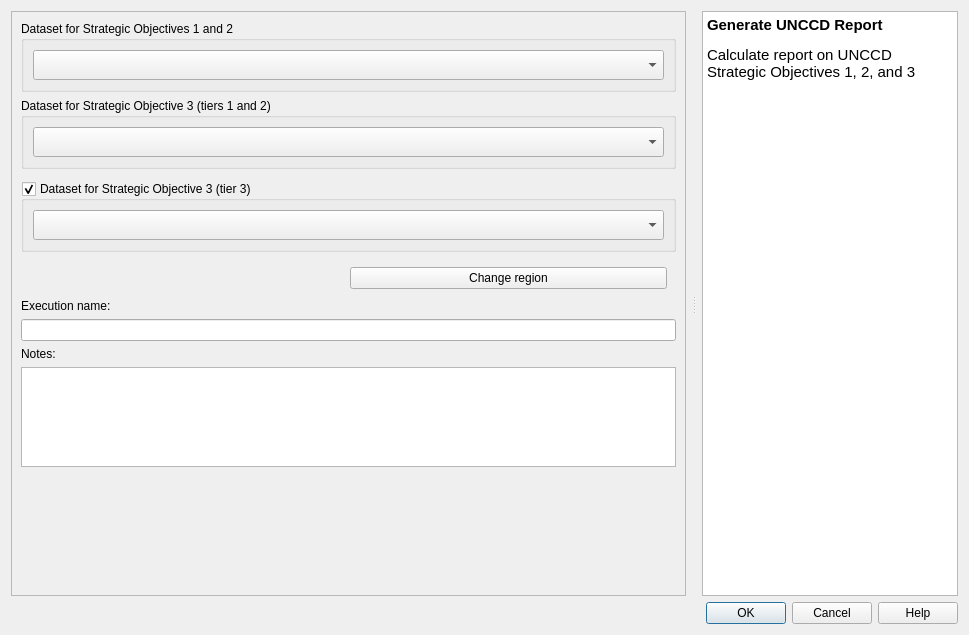
First picture: the form in LDMP/gui/DlgCalculateUNCCDReport.ui, repository ConservationInternational/trends.earth, before the edit.
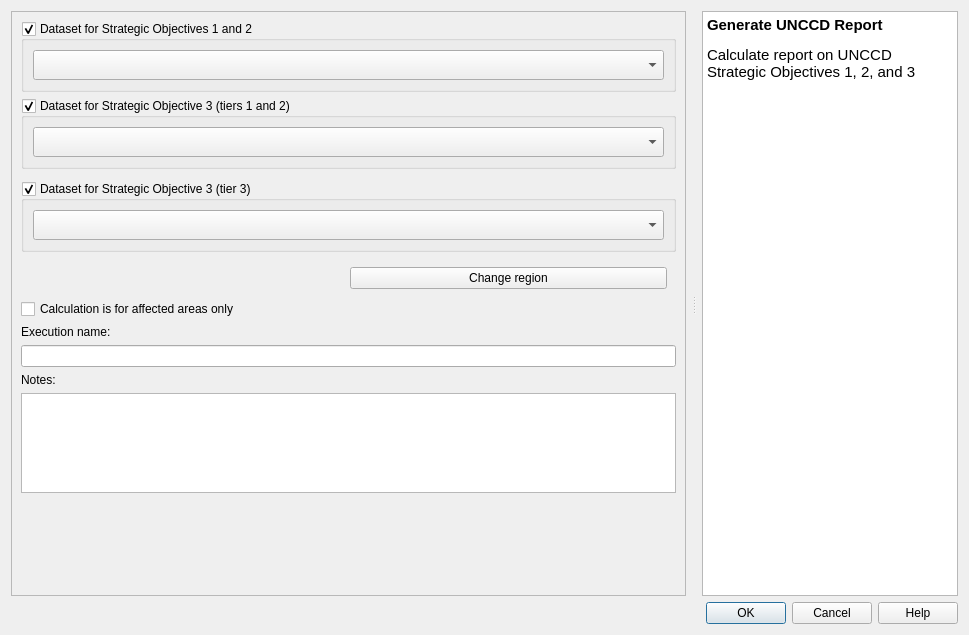
Second picture: the form after the edit. Custom widgets are drawn as their Qt base class.

```diff
--- a/LDMP/gui/DlgCalculateUNCCDReport.ui
+++ b/LDMP/gui/DlgCalculateUNCCDReport.ui
@@ -68,7 +68,7 @@
             <x>0</x>
             <y>0</y>
             <width>677</width>
-            <height>582</height>
+            <height>586</height>
            </rect>
           </property>
           <layout class="QVBoxLayout" name="verticalLayout_2">
@@ -101,6 +101,9 @@
              <property name="title">
               <string>Dataset for Strategic Objectives 1 and 2</string>
              </property>
+             <property name="checkable">
+              <bool>true</bool>
+             </property>
              <layout class="QVBoxLayout" name="verticalLayout_8">
               <item>
                <widget class="WidgetDataIOSelectTEDatasetExisting" name="combo_dataset_so1_so2">
@@ -153,6 +156,9 @@
              <property name="title">
               <string>Dataset for Strategic Objective 3 (tiers 1 and 2)</string>
              </property>
+             <property name="checkable">
+              <bool>true</bool>
+             </property>
              <layout class="QVBoxLayout" name="verticalLayout_9">
               <item>
                <widget class="WidgetDataIOSelectTEDatasetExisting" name="combo_dataset_so3">
@@ -296,6 +302,13 @@
              </layout>
             </widget>
            </item>
+           <item>
+            <widget class="QCheckBox" name="checkBox">
+             <property name="text">
+              <string>Calculation is for affected areas only</string>
+             </property>
+            </widget>
+           </item>
            <item>
             <widget class="QLabel" name="execution_name_la">
              <property name="text">
```
Left out of the diff: 2 changed lines with no effect on the pictures.
